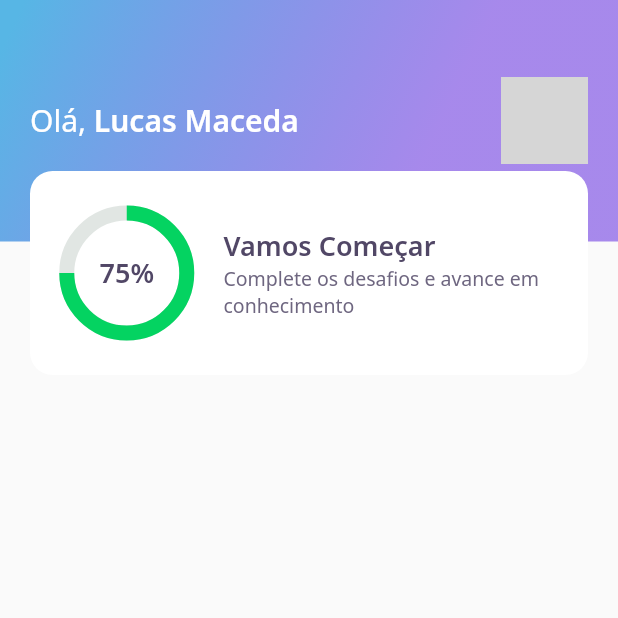
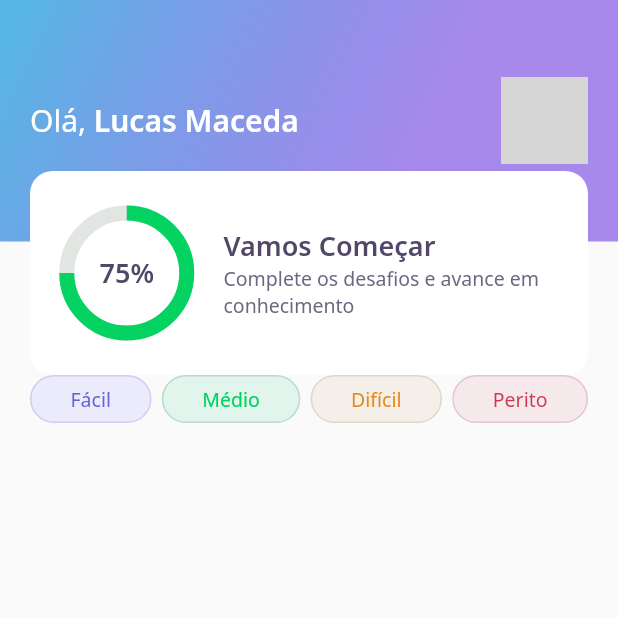
Before and after one commit to lucasmaceda/dev_quiz, a Flutter app: the screen it shows after launch, on a phone screen of 412 x 824 dp, the top half of it. Run offline on Flutter 3.47's test engine with Material 2 defaults, Android fonts, the phone set to English and light mode, and no system bars; our stand-ins replace google_fonts; network calls fail; grey boxes are pictures that could not be loaded.

Commit message:
finalização do estilo do level buttom widget

```diff
--- a/lib/home/home_page.dart
+++ b/lib/home/home_page.dart
@@ -1,4 +1,5 @@
 import 'package:DevQuiz/home/widgets/appbar/app_bar_widget.dart';
+import 'package:DevQuiz/home/widgets/level_buttom/level_buttom_widget.dart';
 import 'package:flutter/material.dart';
 
 class HomePage extends StatefulWidget {
@@ -13,6 +14,16 @@ class _HomePageState extends State<HomePage> {
   Widget build(BuildContext context) {
     return Scaffold(
       appBar: AppBarWidget(),
+      body: Padding(
+        padding: const EdgeInsets.symmetric(horizontal: 20),
+        child:
+            Row(mainAxisAlignment: MainAxisAlignment.spaceBetween, children: [
+          LevelButtomWidget(label: "Fácil"),
+          LevelButtomWidget(label: "Médio"),
+          LevelButtomWidget(label: "Difícil"),
+          LevelButtomWidget(label: "Perito")
+        ]),
+      ),
     );
   }
 }
--- a/lib/home/widgets/level_buttom/level_buttom_widget.dart
+++ b/lib/home/widgets/level_buttom/level_buttom_widget.dart
@@ -1,20 +1,64 @@
+import 'package:flutter/material.dart';
+import 'package:google_fonts/google_fonts.dart';
+
 import 'package:DevQuiz/core/app_colors.dart';
-import 'package:flutter/material.dart';
 
 class LevelButtomWidget extends StatelessWidget {
-  const LevelButtomWidget({Key? key}) : super(key: key);
+  final String label;
+
+  LevelButtomWidget({
+    Key? key,
+    required this.label,
+  })  : assert(["Fácil", "Médio", "Difícil", "Perito"].contains(label)),
+        super(key: key);
+
+  final config = {
+    "Fácil": {
+      "color": AppColors.levelButtonFacil,
+      "borderColor": AppColors.levelButtonBorderFacil,
+      "fontColor": AppColors.levelButtonTextFacil,
+    },
+    "Médio": {
+      "color": AppColors.levelButtonMedio,
+      "borderColor": AppColors.levelButtonBorderMedio,
+      "fontColor": AppColors.levelButtonTextMedio,
+    },
+    "Difícil": {
+      "color": AppColors.levelButtonDificil,
+      "borderColor": AppColors.levelButtonBorderDificil,
+      "fontColor": AppColors.levelButtonTextDificil,
+    },
+    "Perito": {
+      "color": AppColors.levelButtonPerito,
+      "borderColor": AppColors.levelButtonBorderPerito,
+      "fontColor": AppColors.levelButtonTextPerito,
+    }
+  };
+
+  Color get color => config[label]!['color']!;
+  Color get borderColor => config[label]!['borderColor']!;
+  Color get fontColor => config[label]!['fontColor']!;
 
   @override
   Widget build(BuildContext context) {
     return Container(
       decoration: BoxDecoration(
-        color: AppColors.levelButtonFacil,
+        color: color,
         border: Border.fromBorderSide(
-          BorderSide(color: AppColors.levelButtonBorderFacil),
+          BorderSide(color: borderColor),
         ),
         borderRadius: BorderRadius.circular(28),
       ),
-      child: Text("Fácil"),
+      child: Padding(
+        padding: const EdgeInsets.symmetric(horizontal: 26, vertical: 6),
+        child: Text(
+          label,
+          style: GoogleFonts.notoSans(
+            color: fontColor,
+            fontSize: 13,
+          ),
+        ),
+      ),
     );
   }
 }
```
